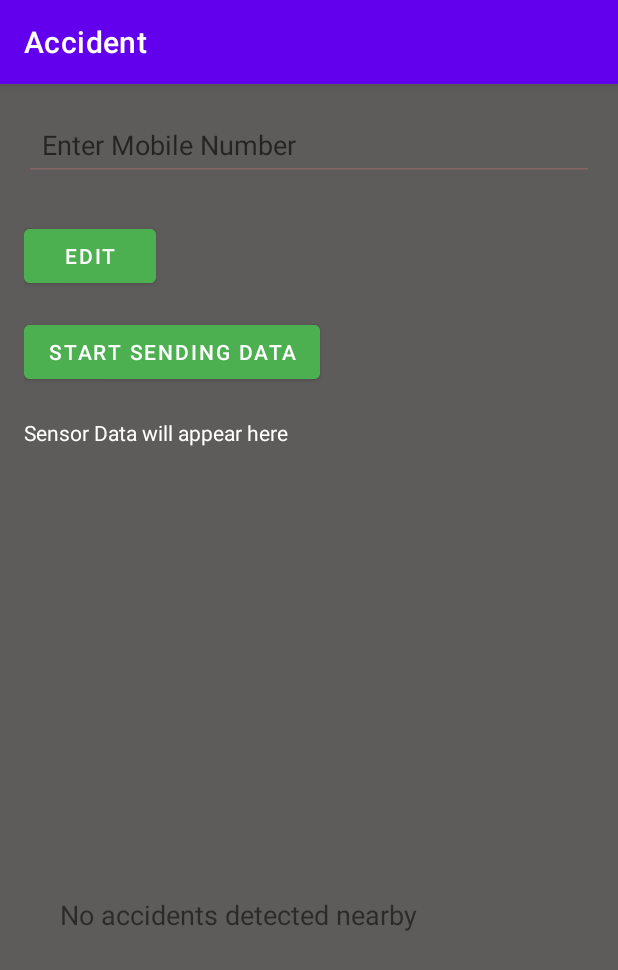
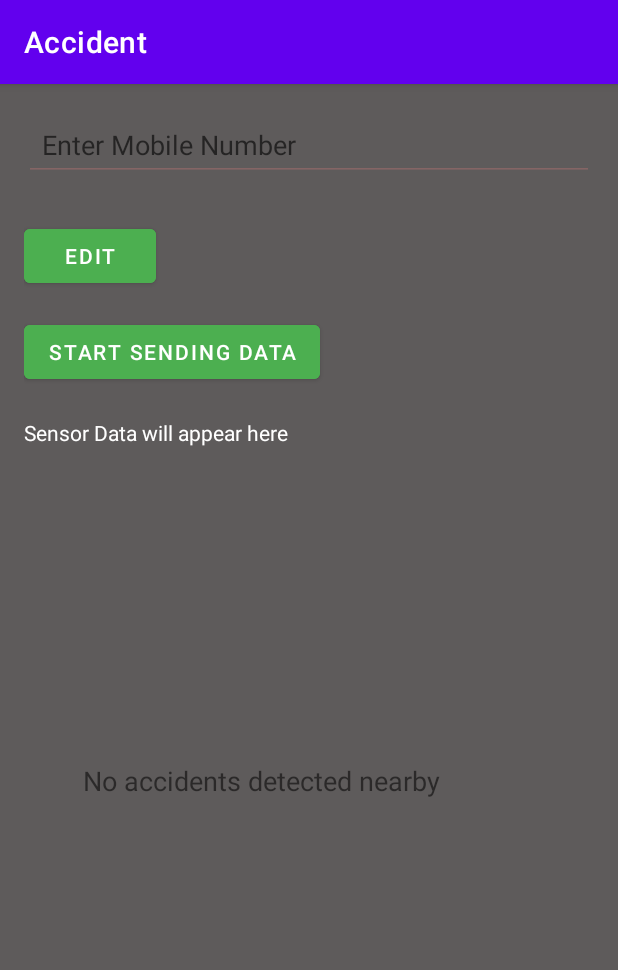
Before and after one commit to SPN288/ArashAid_app, an Android app: the screen it shows after launch (MainActivity), on a phone screen of 412 x 824 dp. Shown: the top 970 px of the screen. Run offline under Robolectric (Android 15) with nearby library versions, the phone set to English and light mode, and no system bars.

```diff
--- a/app/src/main/res/layout/activity_main.xml
+++ b/app/src/main/res/layout/activity_main.xml
@@ -51,10 +51,10 @@
         android:layout_alignParentTop="true"
         android:layout_alignParentEnd="true"
         android:layout_alignParentBottom="true"
-        android:layout_marginStart="0dp"
-        android:layout_marginTop="501dp"
-        android:layout_marginEnd="0dp"
-        android:layout_marginBottom="26dp"
+        android:layout_marginStart="15dp"
+        android:layout_marginTop="412dp"
+        android:layout_marginEnd="17dp"
+        android:layout_marginBottom="146dp"
         android:orientation="vertical"
         android:padding="16dp">
 
```
Also changed, not shown: app/src/main/java/com/example/bkltracker/MainActivity.java (+76 -13 lines).
